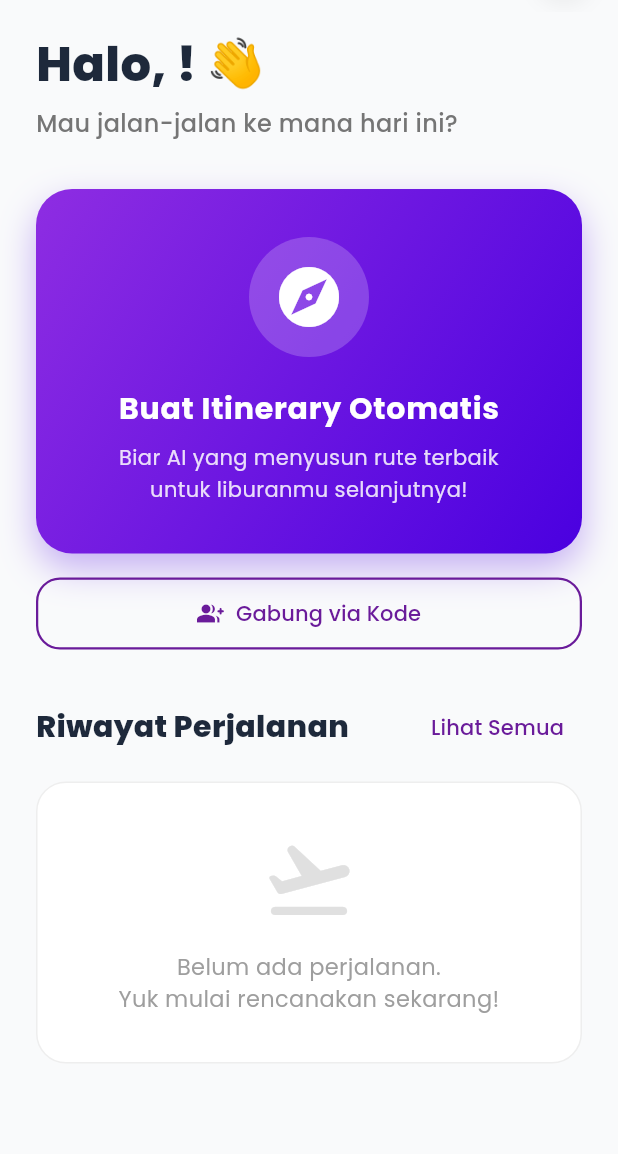
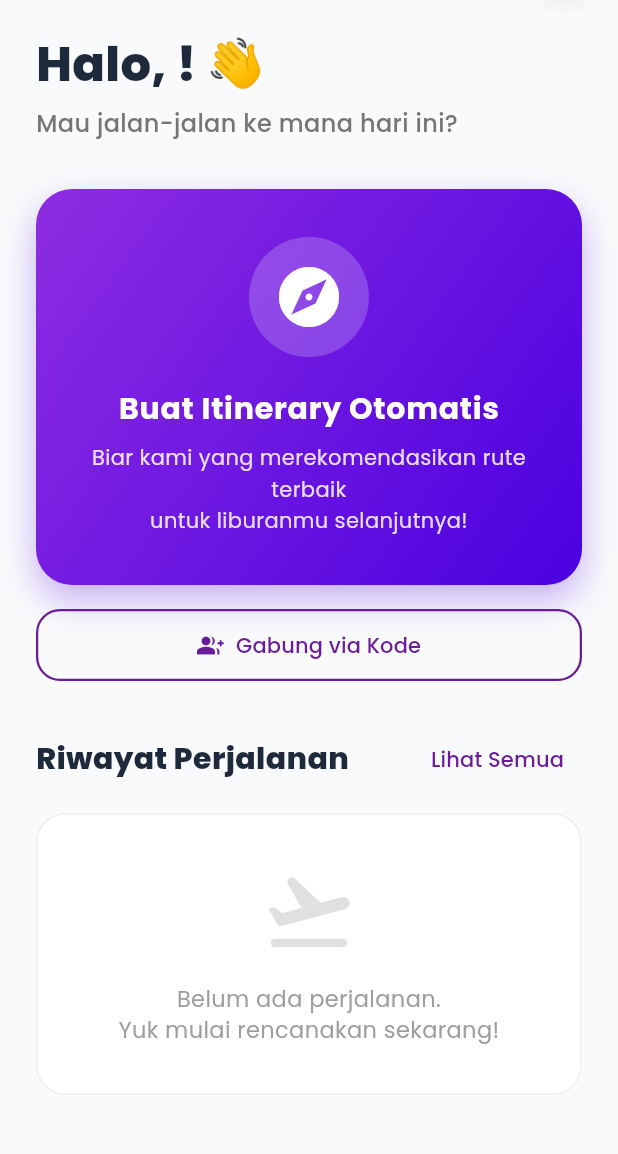
Before and after one commit to yosualohestianh22-sketch/titiktemu, a Flutter app: the HomeScreen screen opened directly, on a phone screen of 412 x 824 dp, the part 72-1226 px from its top. Run offline on Flutter 3.47's test engine with Material 3 defaults, Android fonts, the phone set to English and light mode, and no system bars; our stand-ins replace cloud_firestore, firebase_auth, firebase_core, flutter_map, google_fonts, image_picker and 3 more; accounts and stored records are empty.

Commit message:
style: update home subtitle text

```diff
--- a/lib/screens/home/home_screen.dart
+++ b/lib/screens/home/home_screen.dart
@@ -163,7 +163,7 @@ class HomeScreen extends StatelessWidget {
                         ),
                         const SizedBox(height: 8),
                         Text(
-                          'Biar AI yang menyusun rute terbaik\nuntuk liburanmu selanjutnya!',
+                          'Biar kami yang merekomendasikan rute terbaik\nuntuk liburanmu selanjutnya!',
                           textAlign: TextAlign.center,
                           style: TextStyle(
                             color: Colors.white.withValues(alpha: 0.85),
```
